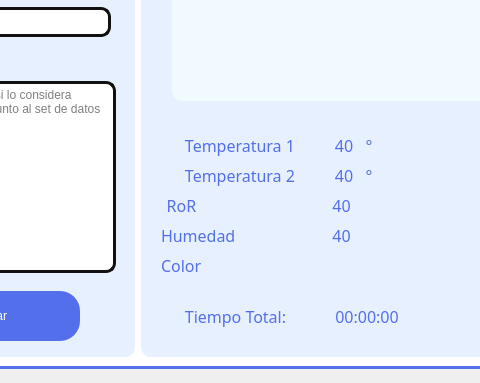
Old version of the form desktop-app/GUI-2.ui in the repository Fenix-LAB/web-app-2-esp32; both pictures show x 479 to 959 and y 442 to 825 of the 1379 by 825 pixel window.
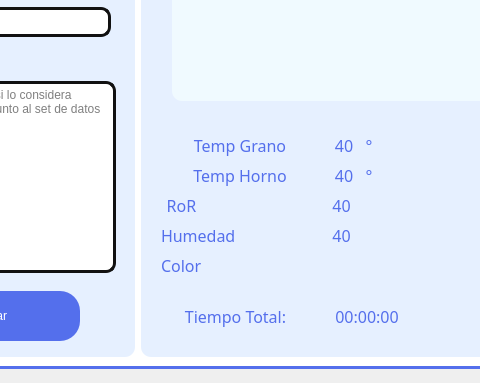
New version of the form. Icons and pictures are not drawn.

Commit message: Update temperature labels to "Temp Grano" and "Temp Horno" for clarity

The edit to the form file:
```diff
--- a/desktop-app/GUI-2.ui
+++ b/desktop-app/GUI-2.ui
@@ -1509,7 +1509,7 @@
                     </font>
                    </property>
                    <property name="text">
-                    <string>Temperatura 1</string>
+                    <string>Temp Grano</string>
                    </property>
                    <property name="alignment">
                     <set>Qt::AlignCenter</set>
@@ -1534,7 +1534,7 @@
                     </font>
                    </property>
                    <property name="text">
-                    <string>Temperatura 2</string>
+                    <string>Temp Horno</string>
                    </property>
                    <property name="alignment">
                     <set>Qt::AlignCenter</set>
```
The commit also changes 1 other file.
